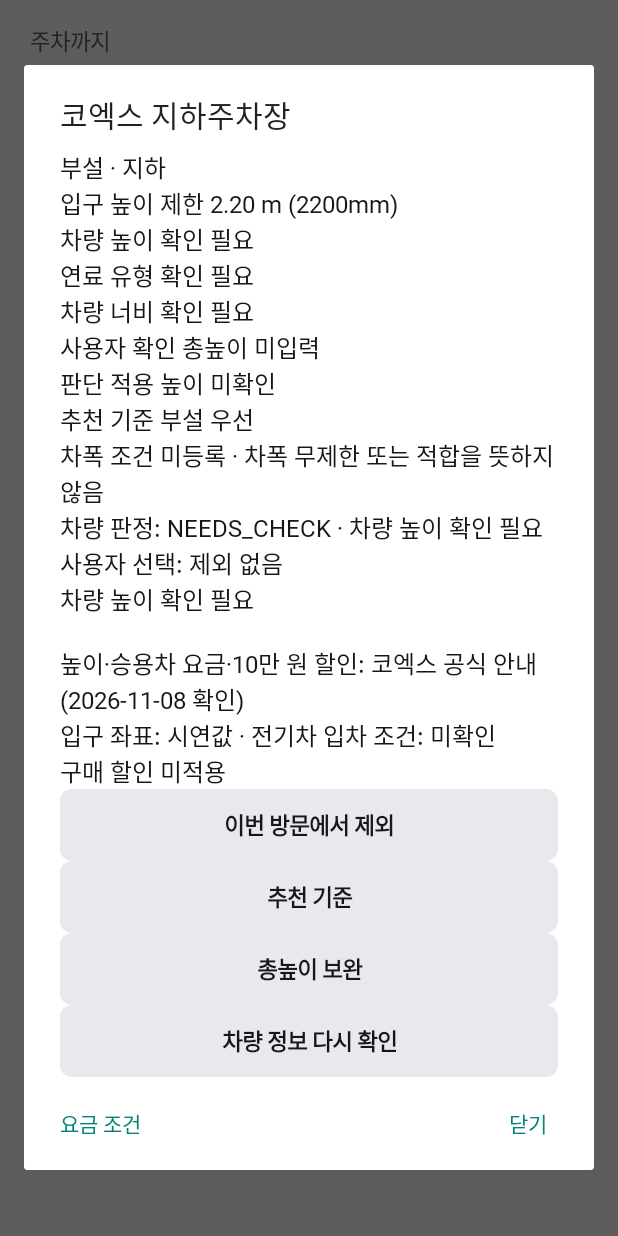
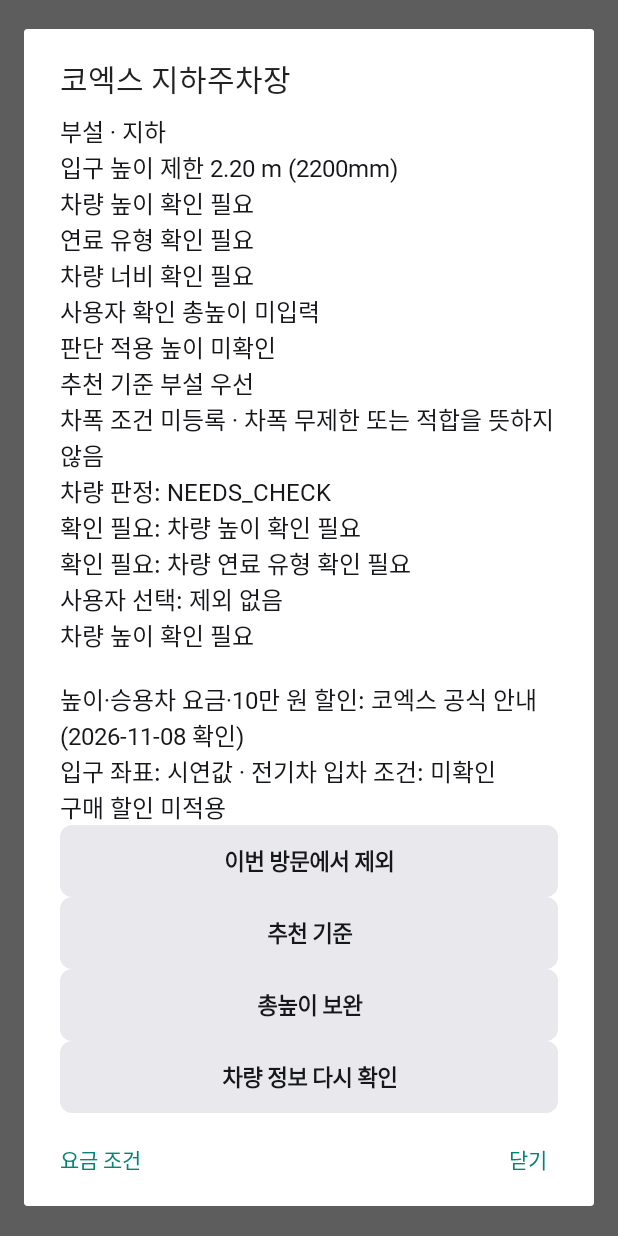
Before and after one commit to jhuni17/parking-to-entrance-pleos, an Android app: the screen it shows after launch (MainActivity), after a tap on an icon or button, on a phone screen of 412 x 824 dp. Run offline under Robolectric (Android 15) with nearby library versions, the phone set to English and light mode, and no system bars; Roboto replaces fonts that are not available here.

Commit message:
시설 상세에서 함께 걸린 차량 제한과 미확인 조건을 한 번에 확인

```diff
--- a/app/src/main/java/kr/juchakkaji/app/MainActivity.java
+++ b/app/src/main/java/kr/juchakkaji/app/MainActivity.java
@@ -303,7 +303,7 @@ public final class MainActivity extends Activity {
                 + "\n" + explanation.vehicleDetails()
                 + "\n" + lot.widthDetails()
                 + (vehicleState.vehicle().model().isEmpty() ? "" : "\n차량 " + vehicleState.vehicle().model())
-                + "\n차량 판정: " + option.fit() + " · " + option.reason()
+                + "\n" + option.vehicleFitDetails()
                 + "\n사용자 선택: " + (option.excluded() ? "이번 방문 제외" : "제외 없음")
                 + "\n" + option.requestAvailability().reason() + "\n\n" + lot.provenance();
         if (lot.tariff() != null) {
--- a/app/src/main/java/kr/juchakkaji/app/ParkingPlan.java
+++ b/app/src/main/java/kr/juchakkaji/app/ParkingPlan.java
@@ -98,9 +98,28 @@ final class ParkingPlan {
 
     record RequestAvailability(boolean available, String reason) {}
 
-    record Option(Lot lot, Fit fit, String reason, Integer baseWon, Integer expectedWon, boolean excluded) {
+    record FitReason(Fit classification, String text) {}
+
+    record Option(Lot lot, Fit fit, String reason, Integer baseWon, Integer expectedWon,
+                  boolean excluded, List<FitReason> reasons) {
+        Option {
+            reasons = List.copyOf(reasons);
+        }
+        Option(Lot lot, Fit fit, String reason, Integer baseWon, Integer expectedWon, boolean excluded) {
+            this(lot, fit, reason, baseWon, expectedWon, excluded,
+                    fit == Fit.MATCHES_RECORDED_RULES ? List.of() : List.of(new FitReason(fit, reason)));
+        }
         Option(Lot lot, Fit fit, String reason, Integer baseWon, Integer expectedWon) {
             this(lot, fit, reason, baseWon, expectedWon, false);
+        }
+        String vehicleFitDetails() {
+            StringBuilder text = new StringBuilder("차량 판정: ").append(fit);
+            if (reasons.isEmpty()) text.append(" · ").append(reason);
+            for (FitReason item : reasons) {
+                text.append("\n").append(item.classification() == Fit.RESTRICTED ? "제한: " : "확인 필요: ")
+                        .append(item.text());
+            }
+            return text.toString();
         }
         RequestAvailability requestAvailability() {
             if (excluded) return new RequestAvailability(false, "이번 방문 제외");
@@ -154,7 +173,7 @@ final class ParkingPlan {
         for (Lot lot : lots) {
             Option evaluated = evaluate(lot, vehicleHeightMm, vehicleWidthMm, drive, stayMinutes, qualifiesForPurchaseDiscount);
             options.add(new Option(lot, evaluated.fit(), evaluated.reason(), evaluated.baseWon(),
-                    evaluated.expectedWon(), excluded.contains(lot)));
+                    evaluated.expectedWon(), excluded.contains(lot), evaluated.reasons()));
         }
         Comparator<Option> existing = Comparator.comparing(Option::fit)
                 .thenComparing(option -> !option.lot().attached())
@@ -177,37 +196,43 @@ final class ParkingPlan {
         Tariff tariff = lot.tariff();
         Integer base = tariff == null ? null : tariff.quote(stayMinutes, false);
         Integer expected = tariff == null ? null : tariff.quote(stayMinutes, qualifiesForPurchaseDiscount);
+        List<FitReason> reasons = new ArrayList<>();
         Integer limitMm = lot.heightLimitMm();
         if (heightMm != null && limitMm != null && heightMm > limitMm) {
-            return new Option(lot, Fit.RESTRICTED, "표기 높이 제한 초과", base, expected);
+            reasons.add(new FitReason(Fit.RESTRICTED, "표기 높이 제한 초과"));
         }
         if (drive == DriveType.ELECTRIC && lot.evEntry() == EvEntry.RESTRICTED) {
-            return new Option(lot, Fit.RESTRICTED, "등록된 전기차 입차 제한", base, expected);
+            reasons.add(new FitReason(Fit.RESTRICTED, "등록된 전기차 입차 제한"));
         }
         WidthCondition width = lot.widthCondition();
         if (width != null && width.maximumMm() != null && width.maximumMm() > 0
                 && widthMm != null && widthMm > width.maximumMm()) {
-            return new Option(lot, Fit.RESTRICTED, "최대 허용 차폭 초과", base, expected);
+            reasons.add(new FitReason(Fit.RESTRICTED, "최대 허용 차폭 초과"));
         }
         if (width != null && (width.maximumMm() == null || width.maximumMm() <= 0)) {
-            return new Option(lot, Fit.NEEDS_CHECK, "시설 최대 허용 차폭 확인 필요", base, expected);
+            reasons.add(new FitReason(Fit.NEEDS_CHECK, "시설 최대 허용 차폭 확인 필요"));
         }
         if (width != null && (widthMm == null || widthMm <= 0)) {
-            return new Option(lot, Fit.NEEDS_CHECK, "차량 너비 확인 필요", base, expected);
+            reasons.add(new FitReason(Fit.NEEDS_CHECK, "차량 너비 확인 필요"));
         }
         if (heightMm == null) {
-            return new Option(lot, Fit.NEEDS_CHECK, "차량 높이 확인 필요", base, expected);
-        }
-        if (limitMm == null || heightMm.equals(limitMm)) {
-            return new Option(lot, Fit.NEEDS_CHECK, "높이 여유 또는 제한 정보 확인 필요", base, expected);
+            reasons.add(new FitReason(Fit.NEEDS_CHECK, "차량 높이 확인 필요"));
+        } else if (limitMm == null || heightMm.equals(limitMm)) {
+            reasons.add(new FitReason(Fit.NEEDS_CHECK, "높이 여유 또는 제한 정보 확인 필요"));
         }
         if (drive == DriveType.NEEDS_CHECK && lot.evEntry() != EvEntry.ALLOWED) {
-            return new Option(lot, Fit.NEEDS_CHECK, "차량 연료 유형 확인 필요", base, expected);
+            reasons.add(new FitReason(Fit.NEEDS_CHECK, "차량 연료 유형 확인 필요"));
         }
         if (drive == DriveType.ELECTRIC && lot.evEntry() == EvEntry.UNKNOWN) {
-            return new Option(lot, Fit.NEEDS_CHECK, "전기차 입차 조건 확인 필요", base, expected);
+            reasons.add(new FitReason(Fit.NEEDS_CHECK, "전기차 입차 조건 확인 필요"));
         }
-        return new Option(lot, Fit.MATCHES_RECORDED_RULES, "등록된 입차 조건 기준 충족", base, expected);
+        // The original priority is restricted height, EV, width, then uncertainty width,
+        // height and fuel. Collect every condition before choosing that representative.
+        FitReason primary = reasons.stream().filter(r -> r.classification() == Fit.RESTRICTED)
+                .findFirst().orElse(reasons.isEmpty() ? null : reasons.get(0));
+        return new Option(lot, primary == null ? Fit.MATCHES_RECORDED_RULES : primary.classification(),
+                primary == null ? "등록된 입차 조건 기준 충족" : primary.text(),
+                base, expected, false, reasons);
     }
 
     static Optional<RouteRequest> routeRequest(String visit, Option option) {
```
Also changed, not shown: 3 other files.
